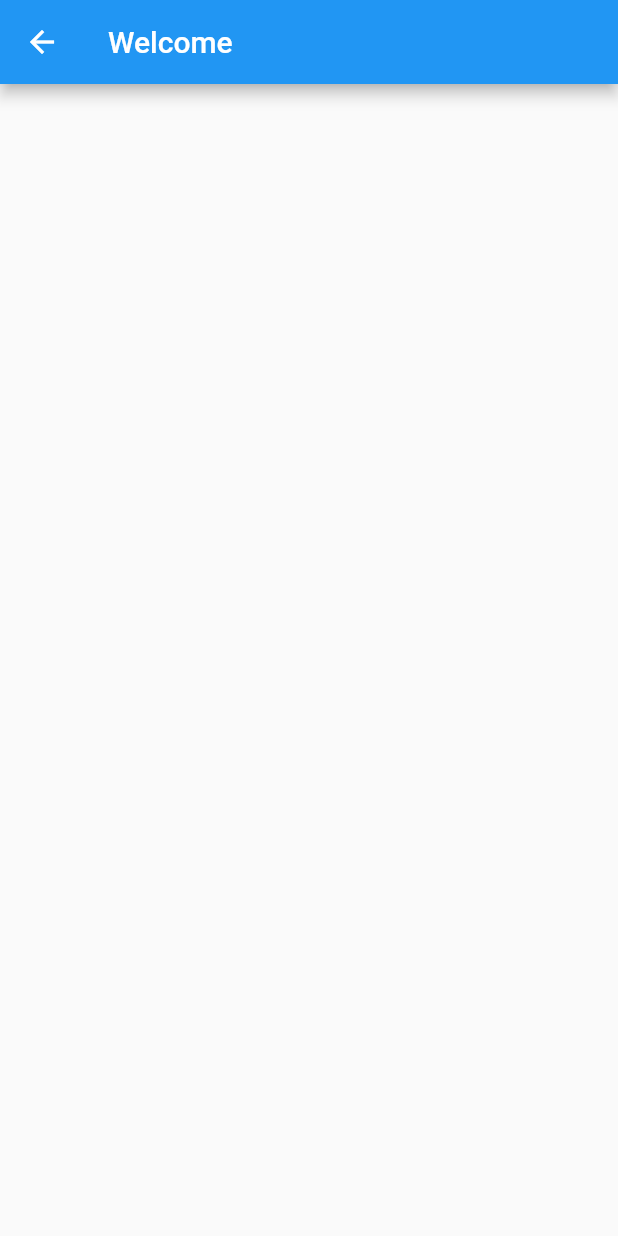
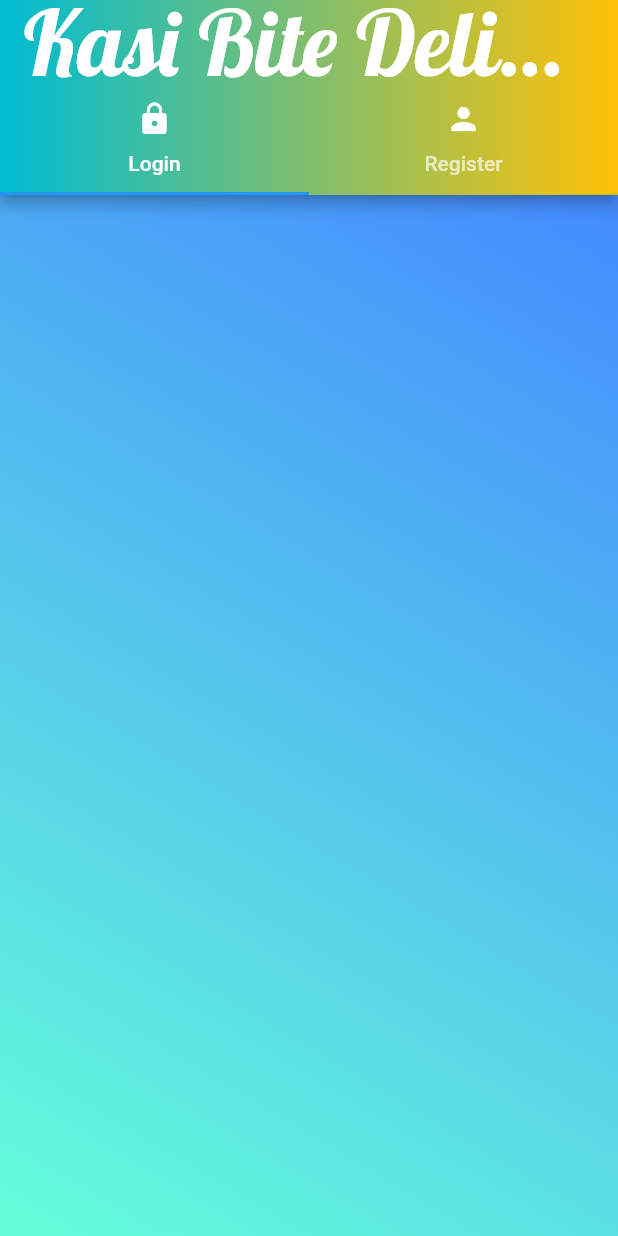
Before and after one commit to Dart-Group-3/Kasi-Bites-Delivery-App, a Flutter app: the AuthScreen screen opened directly, on a phone screen of 412 x 824 dp. Run offline on Flutter 3.47's test engine with Material 2 defaults, Android fonts, the phone set to English and light mode, and no system bars; our stand-ins replace image_picker.

Commit message:
added registration screen on Restaurant app

```diff
--- a/lib/Authentication/auth_screen.dart
+++ b/lib/Authentication/auth_screen.dart
@@ -1,4 +1,6 @@
 import 'package:flutter/material.dart';
+import 'package:restaurant_app/authentication/login.dart';
+import 'package:restaurant_app/authentication/register.dart';
 
 class AuthScreen extends StatefulWidget {
   const AuthScreen({super.key});
@@ -10,10 +12,60 @@ class AuthScreen extends StatefulWidget {
 class _AuthScreen extends State<AuthScreen> {
   @override
   Widget build(BuildContext context) {
-    return Scaffold(
-      appBar: AppBar(
-        title: const Text("Welcome"),
-      ),
-    );
+    return DefaultTabController(
+        length: 2,
+        child: Scaffold(
+          appBar: AppBar(
+            flexibleSpace: Container(
+              decoration: const BoxDecoration(
+                  gradient: LinearGradient(
+                colors: [Colors.cyan, Colors.amber],
+                begin: FractionalOffset(0.0, 0.0),
+                end: FractionalOffset(1.0, 0.0),
+                stops: [0.0, 1.0],
+                tileMode: TileMode.clamp,
+              )),
+            ),
+            automaticallyImplyLeading: false,
+            title: const Text(
+              "Kasi Bite Delivery",
+              style: TextStyle(
+                fontSize: 60,
+                color: Colors.white,
+                fontFamily: "Lobster",
+              ),
+            ),
+            centerTitle: true,
+            bottom: const TabBar(tabs: [
+              Tab(
+                icon: Icon(
+                  Icons.lock,
+                  color: Colors.white,
+                ),
+                text: "Login",
+              ),
+              Tab(
+                icon: Icon(
+                  Icons.person,
+                  color: Colors.white,
+                ),
+                text: "Register",
+              )
+            ]),
+          ),
+          body: Container(
+            decoration: const BoxDecoration(
+                gradient: LinearGradient(
+                    begin: Alignment.topRight,
+                    end: Alignment.bottomLeft,
+                    colors: [Colors.blueAccent, Colors.tealAccent])),
+            child: const TabBarView(
+              children: [
+                Loginscreen(),
+                Registerscreen(),
+              ],
+            ),
+          ),
+        ));
   }
 }
--- /dev/null
+++ b/lib/Authentication/login.dart
@@ -0,0 +1,15 @@
+import 'package:flutter/material.dart';
+
+class Loginscreen extends StatefulWidget {
+  const Loginscreen({super.key});
+
+  @override
+  State<Loginscreen> createState() => _Loginscreen();
+}
+
+class _Loginscreen extends State<Loginscreen> {
+  @override
+  Widget build(BuildContext context) {
+    return Container();
+  }
+}
--- a/pubspec.yaml
+++ b/pubspec.yaml
@@ -35,6 +35,7 @@ dependencies:
   # The following adds the Cupertino Icons font to your application.
   # Use with the CupertinoIcons class for iOS style icons.
   cupertino_icons: ^1.0.2
+  image_picker: ^0.8.6+3
 
 dev_dependencies:
   flutter_test:
```
Also changed, not shown: lib/Authentication/register.dart (added, +136 -0 lines), lib/Widgets/custom_text_field.dart (added, +51 -0 lines), lib/splashScreen/splash_screen.dart (+8 -1 lines).
